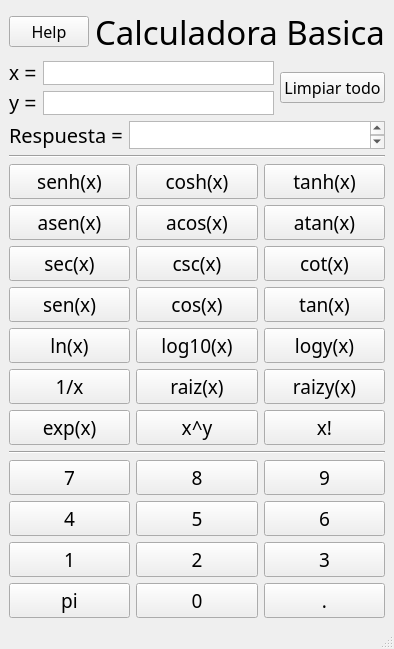
Qt form parte_1/calculadoraANPI/mainwindow.ui (andresuriza/Tarea-1-ANPI) before a commit.
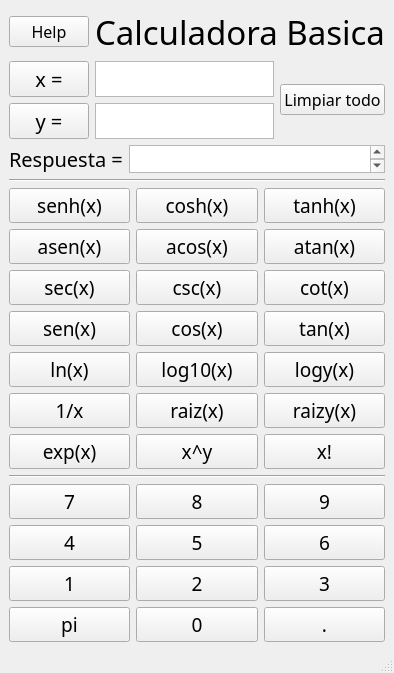
The same form after that commit. Icons and pictures are not drawn.

The edit to the form file:
```diff
--- a/parte_1/calculadoraANPI/mainwindow.ui
+++ b/parte_1/calculadoraANPI/mainwindow.ui
@@ -67,10 +67,10 @@
         <item>
          <layout class="QHBoxLayout" name="horizontalLayout_14">
           <item>
-           <widget class="QLabel" name="xLabel">
+           <widget class="QPushButton" name="xSelectionButton">
             <property name="font">
              <font>
-              <family>Segoe UI</family>
+              <family>Sitka Display</family>
               <pointsize>15</pointsize>
              </font>
             </property>
@@ -106,10 +106,10 @@
         <item>
          <layout class="QHBoxLayout" name="horizontalLayout_13">
           <item>
-           <widget class="QLabel" name="yLabel">
+           <widget class="QPushButton" name="pushButton_2">
             <property name="font">
              <font>
-              <family>Segoe UI</family>
+              <family>Sitka Display</family>
               <pointsize>15</pointsize>
              </font>
             </property>
```
